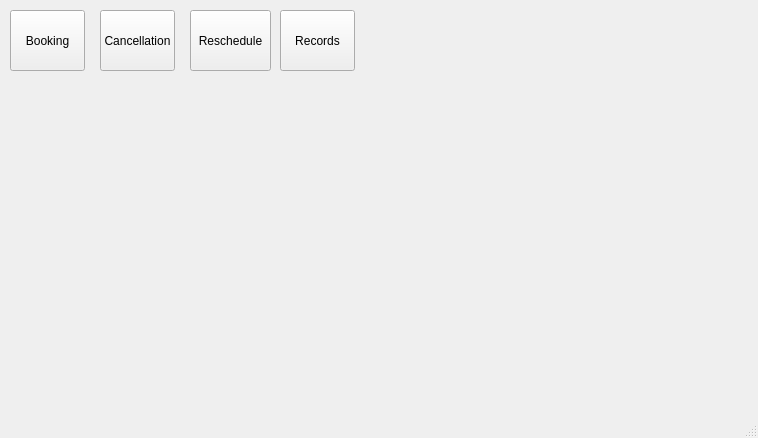
nischalg8/Qt-Doctor-Appointment-System, file mainwindow.ui: the form before one commit.
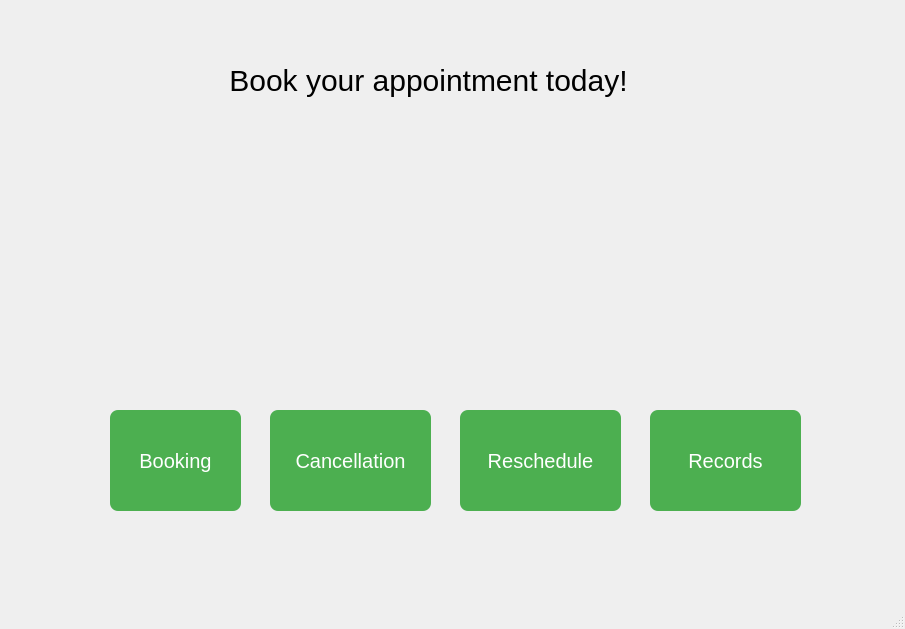
The form after the commit. Icons and pictures are not drawn.

The edit to the form file:
```diff
--- a/mainwindow.ui
+++ b/mainwindow.ui
@@ -6,23 +6,38 @@
    <rect>
     <x>0</x>
     <y>0</y>
-    <width>758</width>
-    <height>438</height>
+    <width>905</width>
+    <height>629</height>
    </rect>
   </property>
   <property name="windowTitle">
    <string>Doctor Appointment 1.0</string>
   </property>
+  <property name="styleSheet">
+   <string notr="true"/>
+  </property>
   <widget class="QWidget" name="centralWidget">
    <widget class="QPushButton" name="btnBooking">
     <property name="geometry">
      <rect>
-      <x>10</x>
-      <y>10</y>
-      <width>75</width>
-      <height>61</height>
+      <x>110</x>
+      <y>410</y>
+      <width>131</width>
+      <height>101</height>
      </rect>
     </property>
+    <property name="styleSheet">
+     <string notr="true">background-color: #4CAF50; /* Green */
+    color: white;
+    font-size: 20px;
+    border: none;
+    padding: 12px 24px;
+    border-radius: 8px;
+
+font-family: 'Comic Sans MS', cursive, sans-serif;
+
+  </string>
+    </property>
     <property name="text">
      <string>Booking</string>
     </property>
@@ -30,42 +45,114 @@
    <widget class="QPushButton" name="btnCancellation">
     <property name="geometry">
      <rect>
-      <x>100</x>
-      <y>10</y>
-      <width>75</width>
-      <height>61</height>
+      <x>270</x>
+      <y>410</y>
+      <width>161</width>
+      <height>101</height>
      </rect>
     </property>
+    <property name="styleSheet">
+     <string notr="true">background-color: #4CAF50; /* Green */
+    color: white;
+    font-size: 20px;
+    border: none;
+    padding: 12px 24px;
+    border-radius: 8px;
+    cursor: pointer;
+font-family: 'Comic Sans MS', cursive, sans-serif;
+  </string>
+    </property>
     <property name="text">
      <string>Cancellation</string>
     </property>
    </widget>
-   <widget class="QPushButton" name="btnReschedule">
-    <property name="geometry">
-     <rect>
-      <x>190</x>
-      <y>10</y>
-      <width>81</width>
-      <height>61</height>
-     </rect>
-    </property>
-    <property name="text">
-     <string>Reschedule</string>
-    </property>
-   </widget>
    <widget class="QPushButton" name="btnRecords">
     <property name="geometry">
      <rect>
-      <x>280</x>
-      <y>10</y>
-      <width>75</width>
-      <height>61</height>
+      <x>650</x>
+      <y>410</y>
+      <width>151</width>
+      <height>101</height>
      </rect>
     </property>
+    <property name="styleSheet">
+     <string notr="true">background-color: #4CAF50; /* Green */
+    color: white;
+    font-size: 20px;
+    border: none;
+    padding: 12px 24px;
+    border-radius: 8px;
+  font-family: 'Comic Sans MS', cursive, sans-serif;</string>
+    </property>
     <property name="text">
      <string>Records</string>
     </property>
    </widget>
+   <widget class="QLabel" name="label_4">
+    <property name="geometry">
+     <rect>
+      <x>190</x>
+      <y>50</y>
+      <width>521</width>
+      <height>61</height>
+     </rect>
+    </property>
+    <property name="styleSheet">
+     <string notr="true">
+    color: black;
+    font-size: 30px;
+    border: none;
+    padding: 12px 24px;
+    border-radius: 8px;
+
+font-family: 'Comic Sans MS', cursive, sans-serif;
+
+  </string>
+    </property>
+    <property name="text">
+     <string> Book your appointment today!</string>
+    </property>
+   </widget>
+   <widget class="QPushButton" name="btnReschedule">
+    <property name="geometry">
+     <rect>
+      <x>460</x>
+      <y>410</y>
+      <width>161</width>
+      <height>101</height>
+     </rect>
+    </property>
+    <property name="styleSheet">
+     <string notr="true">background-color: #4CAF50; /* Green */
+    color: white;
+    font-size: 20px;
+    border: none;
+    padding: 12px 24px;
+    border-radius: 8px;
+    cursor: pointer;
+font-family: 'Comic Sans MS', cursive, sans-serif;
+  </string>
+    </property>
+    <property name="text">
+     <string>Reschedule</string>
+    </property>
+   </widget>
+   <widget class="QLabel" name="label_2">
+    <property name="geometry">
+     <rect>
+      <x>340</x>
+      <y>190</y>
+      <width>191</width>
+      <height>121</height>
+     </rect>
+    </property>
+    <property name="text">
+     <string/>
+    </property>
+    <property name="pixmap">
+     <pixmap resource="image.qrc">:/resources/images/medappoint logo.png</pixmap>
+    </property>
+   </widget>
   </widget>
   <widget class="QStatusBar" name="statusBar"/>
  </widget>
```
Left out of the diff: 22 changed lines with no effect on the pictures.
